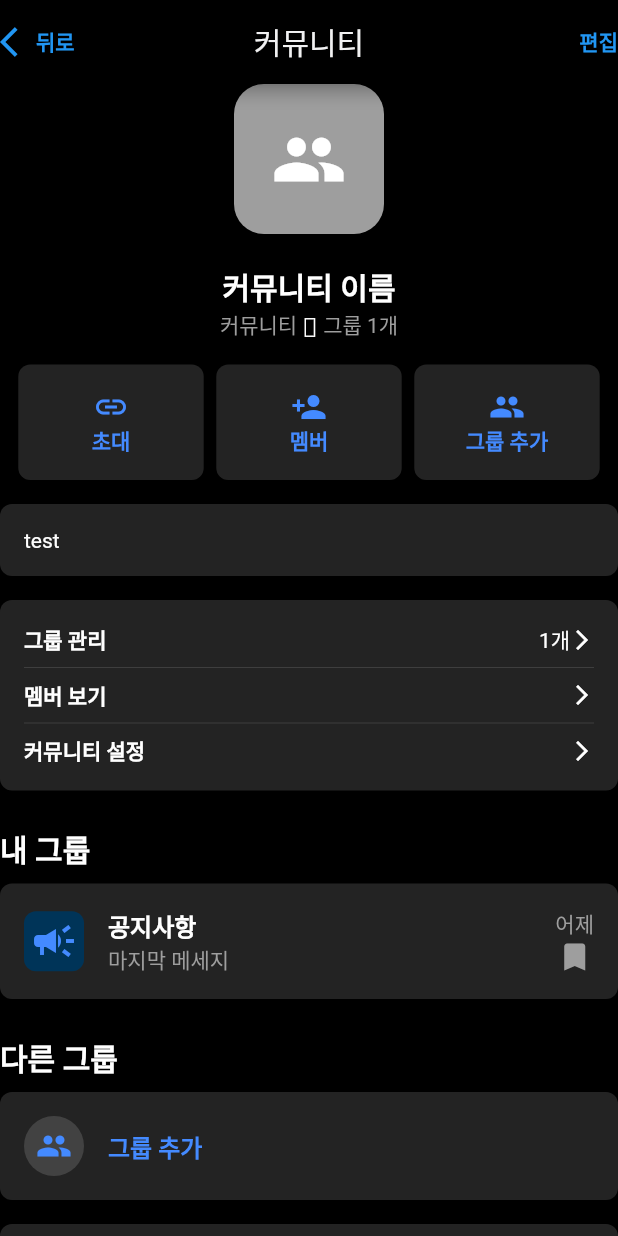
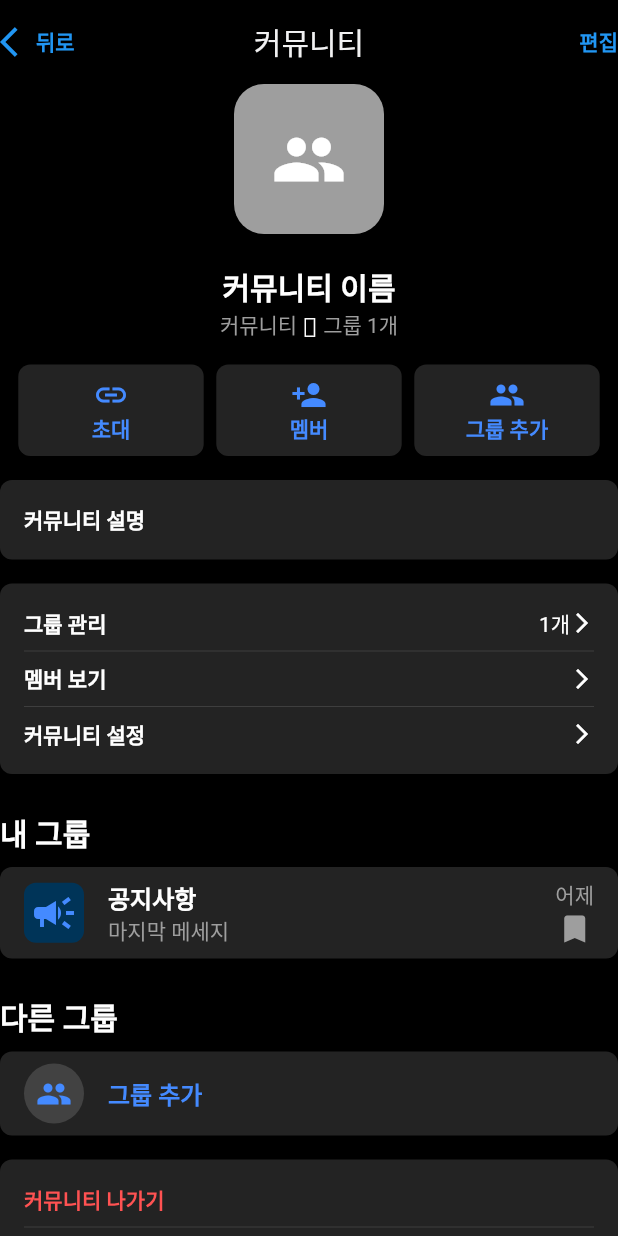
Before and after one commit to Neidn/clone-whatsapp, a Flutter app: the CommunityDetailScreen screen opened by its route, on a phone screen of 412 x 824 dp. Run offline on Flutter 3.47's test engine with Material 2 defaults, Android fonts, the phone set to English and light mode, and no system bars; our stand-ins replace cached_network_image, cloud_firestore, country_picker, emoji_picker_flutter, firebase_auth, firebase_core and 9 more; missing offline and left inert: cached_video_player, enough_giphy_flutter, flutter_sound; accounts and stored records are empty; generated files the repository leaves out were written again.

Commit message:
create first group

```diff
--- a/lib/common/utils/constants.dart
+++ b/lib/common/utils/constants.dart
@@ -37,6 +37,8 @@ const String usersPath = 'users';
 const String chatsPath = 'chats';
 const String messagesPath = 'messages';
 const String statusPath = 'status';
+const String communityPath = 'community';
+const String groupsPath = 'groups';
 
 // firebase storage path
 const String profilePicturePath = 'profilePictures';
--- a/lib/features/chat/controller/chat_controller.dart
+++ b/lib/features/chat/controller/chat_controller.dart
@@ -3,7 +3,7 @@ import 'dart:math';
 
 import 'package:clone_whatsapp/common/enums/message_enum.dart';
 import 'package:clone_whatsapp/common/providers/message_reply_provider.dart';
-import 'package:flutter/cupertino.dart';
+import 'package:flutter/material.dart';
 import 'package:flutter_riverpod/flutter_riverpod.dart';
 
 import '/models/user_model.dart';
--- a/lib/features/community/screens/community_detail_screen.dart
+++ b/lib/features/community/screens/community_detail_screen.dart
@@ -1,6 +1,8 @@
 import 'package:clone_whatsapp/common/utils/colors.dart';
+import 'package:clone_whatsapp/features/community/screens/group_management_screen.dart';
 import 'package:clone_whatsapp/features/community/widgets/community_common_icon.dart';
 import 'package:clone_whatsapp/features/community/widgets/community_wrapper_widget.dart';
+import 'package:clone_whatsapp/features/community/widgets/group_card.dart';
 import 'package:flutter/material.dart';
 
 class CommunityDetailScreen extends StatelessWidget {
@@ -15,6 +17,7 @@ class CommunityDetailScreen extends StatelessWidget {
     return Scaffold(
       appBar: AppBar(
         title: const Text('커뮤니티'),
+        elevation: 0,
         centerTitle: true,
         leading: InkWell(
           onTap: () => Navigator.of(context).pop(),
@@ -70,7 +73,7 @@ class CommunityDetailScreen extends StatelessWidget {
               ),
             ),
             const SizedBox(height: 20),
-            Text(
+            const Text(
               '커뮤니티 이름',
               style: TextStyle(
                 fontSize: 20,
@@ -78,7 +81,7 @@ class CommunityDetailScreen extends StatelessWidget {
               ),
             ),
             RichText(
-              text: TextSpan(
+              text: const TextSpan(
                 children: [
                   TextSpan(
                     text: '커뮤니티',
@@ -106,7 +109,8 @@ class CommunityDetailScreen extends StatelessWidget {
                 children: [
                   SizedBox(
                     width: size.width * 0.3,
-                    child: CommunityWrapperWidget(
+                    child: const CommunityWrapperWidget(
+                      vertical: 8,
                       child: Column(
                         children: [
                           Icon(
@@ -126,7 +130,8 @@ class CommunityDetailScreen extends StatelessWidget {
                   ),
                   SizedBox(
                     width: size.width * 0.3,
-                    child: CommunityWrapperWidget(
+                    child: const CommunityWrapperWidget(
+                      vertical: 8,
                       child: Column(
                         children: [
                           Icon(
@@ -144,9 +149,14 @@ class CommunityDetailScreen extends StatelessWidget {
                       ),
                     ),
                   ),
-                  SizedBox(
+                  InkWell(
+                    onTap: () async => await Navigator.of(context).pushNamed(
+                      GroupManagementScreen.routeName,
+                    ),
+                    child: SizedBox(
                       width: size.width * 0.3,
-                    child: CommunityWrapperWidget(
+                      child: const CommunityWrapperWidget(
+                        vertical: 8,
                         child: Column(
                           children: [
                             Icon(
@@ -164,14 +174,20 @@ class CommunityDetailScreen extends StatelessWidget {
                         ),
                       ),
                     ),
+                  ),
                 ],
               ),
             ),
             const SizedBox(height: 16),
-            SizedBox(
+            const SizedBox(
               width: double.infinity,
               child: CommunityWrapperWidget(
-                child: Text('test'),
+                child: Text(
+                  '커뮤니티 설명',
+                  style: TextStyle(
+                    fontWeight: FontWeight.bold,
+                  ),
+                ),
               ),
             ),
             const SizedBox(height: 16),
@@ -180,7 +196,11 @@ class CommunityDetailScreen extends StatelessWidget {
               child: CommunityWrapperWidget(
                 child: Column(
                   children: [
-                    Row(
+                    InkWell(
+                      onTap: () async => await Navigator.of(context).pushNamed(
+                        GroupManagementScreen.routeName,
+                      ),
+                      child: const Row(
                         mainAxisAlignment: MainAxisAlignment.spaceBetween,
                         children: [
                           Text(
@@ -202,8 +222,9 @@ class CommunityDetailScreen extends StatelessWidget {
                           ),
                         ],
                       ),
+                    ),
                     const Divider(),
-                    Row(
+                    const Row(
                       mainAxisAlignment: MainAxisAlignment.spaceBetween,
                       children: [
                         Text(
@@ -219,7 +240,7 @@ class CommunityDetailScreen extends StatelessWidget {
                       ],
                     ),
                     const Divider(),
-                    Row(
+                    const Row(
                       mainAxisAlignment: MainAxisAlignment.spaceBetween,
                       children: [
                         Text(
@@ -240,7 +261,7 @@ class CommunityDetailScreen extends StatelessWidget {
             ),
             // MyGroup
             const SizedBox(height: 24),
-            SizedBox(
+            const SizedBox(
               width: double.infinity,
               child: Text(
                 '내 그룹',
@@ -251,35 +272,36 @@ class CommunityDetailScreen extends StatelessWidget {
               ),
             ),
             const SizedBox(height: 8),
-            SizedBox(
+            const SizedBox(
               width: double.infinity,
               child: CommunityWrapperWidget(
+                vertical: 8,
                 child: Row(
                   mainAxisAlignment: MainAxisAlignment.spaceBetween,
                   children: [
                     Row(
                       children: [
-                        const CommunityCommonIcon(
+                        CommunityCommonIcon(
                           icon: Icons.campaign,
                           iconColor: Colors.blueAccent,
                           // #003458
                           backgroundColor: Color.fromRGBO(0, 52, 88, 1),
                         ),
-                        const SizedBox(width: 16),
+                        SizedBox(width: 16),
                         Column(
                           mainAxisAlignment: MainAxisAlignment.center,
                           crossAxisAlignment: CrossAxisAlignment.start,
                           children: [
                             Text(
                               '공지사항',
-                              style: const TextStyle(
+                              style: TextStyle(
                                 fontSize: 16,
                                 fontWeight: FontWeight.bold,
                               ),
                             ),
                             Text(
                               '마지막 메세지',
-                              style: const TextStyle(
+                              style: TextStyle(
                                 fontSize: 14,
                                 color: greyColor,
                               ),
@@ -310,7 +332,7 @@ class CommunityDetailScreen extends StatelessWidget {
 
             // Other Group
             const SizedBox(height: 24),
-            SizedBox(
+            const SizedBox(
               width: double.infinity,
               child: Text(
                 '다른 그룹',
@@ -321,40 +343,24 @@ class CommunityDetailScreen extends StatelessWidget {
               ),
             ),
             const SizedBox(height: 8),
-            SizedBox(
+            InkWell(
+              onTap: () async => await Navigator.of(context).pushNamed(
+                GroupManagementScreen.routeName,
+              ),
+              child: const SizedBox(
                 width: double.infinity,
                 child: CommunityWrapperWidget(
-                child: Row(
-                  mainAxisAlignment: MainAxisAlignment.start,
-                  children: [
-                    Container(
-                      width: 40,
-                      height: 40,
-                      decoration: BoxDecoration(
-                        color: Colors.grey[800],
-                        shape: BoxShape.circle,
+                  vertical: 8,
+                  child: GroupCard(
+                    icon: Icons.people,
+                    title: '그룹 추가',
                   ),
-                      child: Icon(
-                        Icons.people,
-                        color: Colors.blueAccent,
-                      ),
-                    ),
-                    const SizedBox(width: 16),
-                    Text(
-                      '그룹 추가',
-                      style: const TextStyle(
-                        fontSize: 16,
-                        fontWeight: FontWeight.bold,
-                        color: Colors.blueAccent,
-                      ),
-                    ),
-                  ],
                 ),
               ),
             ),
 
             const SizedBox(height: 16),
-            SizedBox(
+            const SizedBox(
               width: double.infinity,
               child: CommunityWrapperWidget(
                 child: Column(
@@ -367,7 +373,7 @@ class CommunityDetailScreen extends StatelessWidget {
                         color: Colors.redAccent,
                       ),
                     ),
-                    const Divider(),
+                    Divider(),
                     Text(
                       '커뮤니티 신고',
                       style: TextStyle(
@@ -375,7 +381,7 @@ class CommunityDetailScreen extends StatelessWidget {
                         color: Colors.redAccent,
                       ),
                     ),
-                    const Divider(),
+                    Divider(),
                     Text(
                       '커뮤니티 비활성화',
                       style: TextStyle(
--- a/lib/features/community/widgets/community_wrapper_widget.dart
+++ b/lib/features/community/widgets/community_wrapper_widget.dart
@@ -3,17 +3,22 @@ import 'package:flutter/material.dart';
 
 class CommunityWrapperWidget extends StatelessWidget {
   final Widget child;
+  final double vertical;
 
   const CommunityWrapperWidget({
     super.key,
     required this.child,
+    this.vertical = 16,
   });
 
   @override
   Widget build(BuildContext context) {
     return Container(
       width: double.infinity,
-      padding: const EdgeInsets.all(16),
+      padding: EdgeInsets.symmetric(
+        horizontal: 16,
+        vertical: vertical,
+      ),
       decoration: BoxDecoration(
         color: textFieldBackgroundColor,
         borderRadius: BorderRadius.circular(8),
--- /dev/null
+++ b/lib/features/community/widgets/group_card.dart
@@ -0,0 +1,42 @@
+import 'package:flutter/material.dart';
+
+class GroupCard extends StatelessWidget {
+  final IconData icon;
+  final String title;
+
+  const GroupCard({
+    super.key,
+    required this.icon,
+    required this.title,
+  });
+
+  @override
+  Widget build(BuildContext context) {
+    return Row(
+      mainAxisAlignment: MainAxisAlignment.start,
+      children: [
+        Container(
+          width: 40,
+          height: 40,
+          decoration: BoxDecoration(
+            color: Colors.grey[800],
+            shape: BoxShape.circle,
+          ),
+          child: Icon(
+            icon,
+            color: Colors.blueAccent,
+          ),
+        ),
+        const SizedBox(width: 16),
+        Text(
+          title,
+          style: const TextStyle(
+            fontSize: 16,
+            fontWeight: FontWeight.bold,
+            color: Colors.blueAccent,
+          ),
+        ),
+      ],
+    );
+  }
+}
--- a/lib/features/select_contact/controller/select_contact_controller.dart
+++ b/lib/features/select_contact/controller/select_contact_controller.dart
@@ -1,4 +1,4 @@
-import 'package:flutter/cupertino.dart';
+import 'package:flutter/material.dart';
 import 'package:flutter_contacts/flutter_contacts.dart';
 import 'package:flutter_riverpod/flutter_riverpod.dart';
 
--- a/lib/features/status/controller/status_controller.dart
+++ b/lib/features/status/controller/status_controller.dart
@@ -5,7 +5,7 @@ import 'package:clone_whatsapp/features/select_contact/controller/select_contact
 import 'package:clone_whatsapp/features/status/repository/status_repository.dart';
 import 'package:clone_whatsapp/models/status_model.dart';
 import 'package:clone_whatsapp/models/user_model.dart';
-import 'package:flutter/cupertino.dart';
+import 'package:flutter/material.dart';
 import 'package:flutter_contacts/flutter_contacts.dart';
 import 'package:flutter_riverpod/flutter_riverpod.dart';
 
--- a/lib/features/status/repository/status_repository.dart
+++ b/lib/features/status/repository/status_repository.dart
@@ -7,7 +7,7 @@ import 'package:clone_whatsapp/models/status_model.dart';
 import 'package:clone_whatsapp/models/user_model.dart';
 import 'package:cloud_firestore/cloud_firestore.dart';
 import 'package:firebase_auth/firebase_auth.dart';
-import 'package:flutter/cupertino.dart';
+import 'package:flutter/material.dart';
 import 'package:flutter/foundation.dart';
 import 'package:flutter_contacts/flutter_contacts.dart';
 import 'package:flutter_riverpod/flutter_riverpod.dart';
--- /dev/null
+++ b/lib/models/group.dart
@@ -0,0 +1,35 @@
+class Group {
+  final String senderId;
+  final String name;
+  final String groupId;
+  final String lastMessage;
+  final String groupPic;
+  final List<String> members;
+
+  Group({
+    required this.senderId,
+    required this.name,
+    required this.groupId,
+    required this.lastMessage,
+    required this.groupPic,
+    required this.members,
+  });
+
+  factory Group.fromMap(Map<String, dynamic> map) => Group(
+        senderId: map['senderId'] ?? '',
+        name: map['name'] ?? '',
+        groupId: map['groupId'] ?? '',
+        lastMessage: map['lastMessage'] ?? '',
+        groupPic: map['groupPic'] ?? '',
+        members: List<String>.from(map['members'] ?? []),
+      );
+
+  toMap() => {
+        'senderId': senderId,
+        'name': name,
+        'groupId': groupId,
+        'lastMessage': lastMessage,
+        'groupPic': groupPic,
+        'members': members,
+      };
+}
--- a/lib/router.dart
+++ b/lib/router.dart
@@ -4,6 +4,7 @@ import 'package:clone_whatsapp/features/community/screens/community_detail_scree
 import 'package:clone_whatsapp/features/community/screens/community_screen.dart';
 import 'package:clone_whatsapp/features/community/screens/create_community_screen.dart';
 import 'package:clone_whatsapp/features/community/screens/create_group_screen.dart';
+import 'package:clone_whatsapp/features/community/screens/group_management_screen.dart';
 import 'package:clone_whatsapp/features/status/screen/confirm_status_screen.dart';
 import 'package:clone_whatsapp/features/status/screen/status_screen.dart';
 import 'package:clone_whatsapp/models/status_model.dart';
@@ -95,6 +96,11 @@ Route<dynamic> generateRoute(RouteSettings settings) {
         builder: (context) => const CreateGroupScreen(),
       );
 
+    case GroupManagementScreen.routeName:
+      return MaterialPageRoute(
+        builder: (context) => const GroupManagementScreen(),
+      );
+
     case CreateCommunityScreen.routeName:
       return MaterialPageRoute(
         builder: (context) => const CreateCommunityScreen(),
```
Also changed, not shown: lib/common/utils/utils.dart (+12 -0 lines), lib/features/community/controller/group_controller.dart (added, +34 -0 lines), lib/features/community/provider/select_contacts_group_provider.dart (added, +25 -0 lines), lib/features/community/repository/group_repository.dart (added, +85 -0 lines), lib/features/community/screens/create_group_screen.dart (+103 -3 lines), lib/features/community/screens/group_management_screen.dart (added, +126 -0 lines), lib/features/community/widgets/community_group_card.dart (+9 -8 lines), lib/features/community/widgets/select_contacts_group.dart (added, +82 -0 lines). Lines whose indentation alone changed are shown as unchanged.
